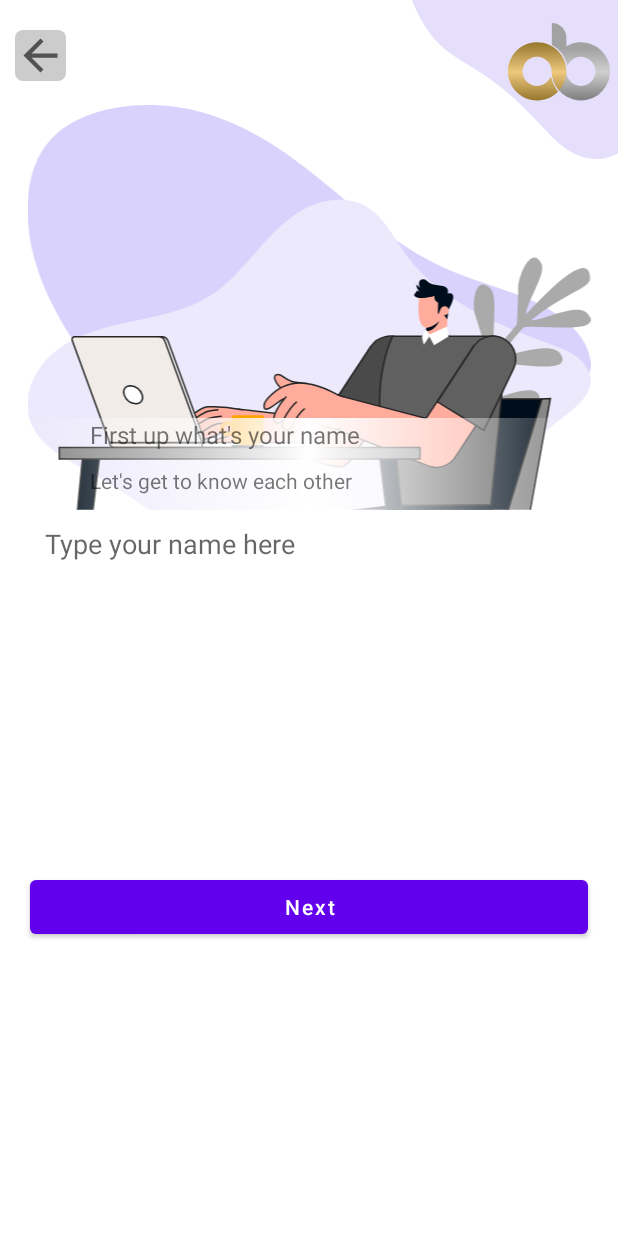
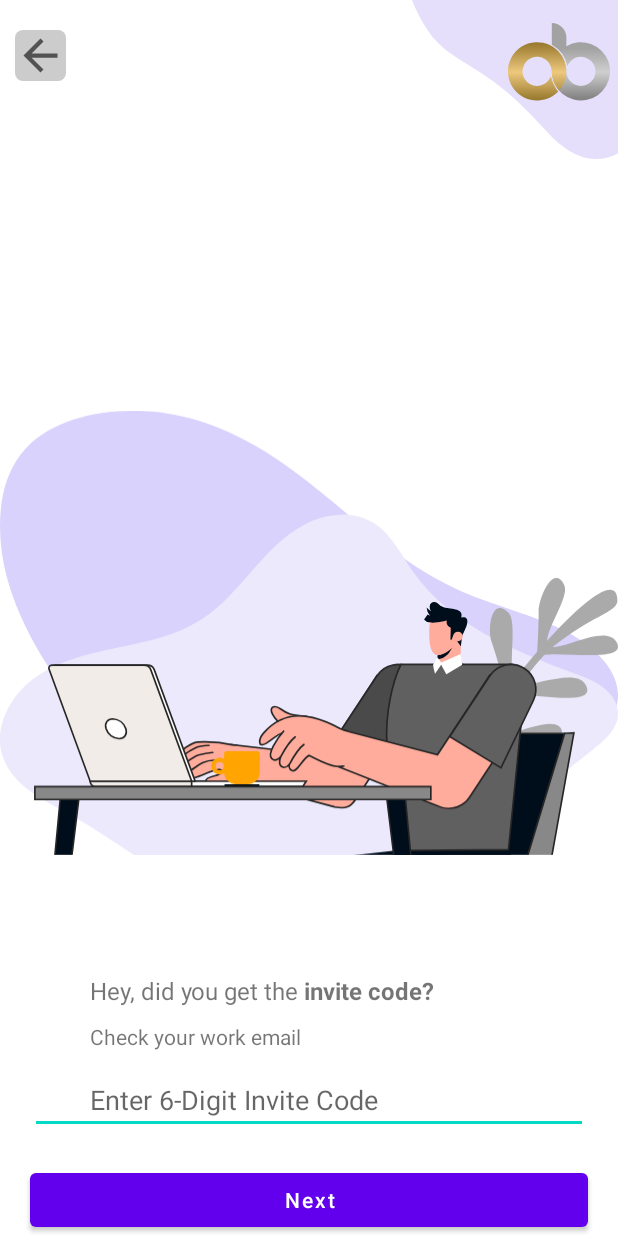
Before and after one commit to surajsahani/OneBanc, an Android app: the OnboardingName screen opened directly, with no data from a screen before it, on a phone screen of 412 x 824 dp. Run offline under Robolectric (Android 15) with nearby library versions, the phone set to English and light mode, and no system bars.

Commit message:
layout fix

```diff
--- a/app/src/main/AndroidManifest.xml
+++ b/app/src/main/AndroidManifest.xml
@@ -26,8 +26,7 @@
             android:windowSoftInputMode="adjustResize" />
         <activity
             android:name=".OnboardingScanCode"
-            android:exported="true"
-            android:windowSoftInputMode="adjustResize"/>
+            android:exported="true" />
         <activity
             android:name=".OnboardingName"
             android:exported="false"
--- a/app/src/main/java/com/martial/salaryup/OnboardingCongratulation.kt
+++ b/app/src/main/java/com/martial/salaryup/OnboardingCongratulation.kt
@@ -12,7 +12,7 @@ import android.widget.ImageView
 
 class OnboardingCongratulation : AppCompatActivity() {
 
-    private lateinit var closeIconCongratulation : ImageView
+    private lateinit var closeIconCongratulation: ImageView
 
     override fun onCreate(savedInstanceState: Bundle?) {
         super.onCreate(savedInstanceState)
--- a/app/src/main/java/com/martial/salaryup/OnboardingName.kt
+++ b/app/src/main/java/com/martial/salaryup/OnboardingName.kt
@@ -1,9 +1,11 @@
 package com.martial.salaryup
 
+import android.content.ContentValues
 import android.content.Context
 import android.content.Intent
 import androidx.appcompat.app.AppCompatActivity
 import android.os.Bundle
+import android.util.Log
 import android.view.inputmethod.InputMethodManager
 import android.widget.Button
 import android.widget.EditText
@@ -38,7 +40,7 @@ class OnboardingName : AppCompatActivity() {
             startActivity(intent)
         }
         closeIconName.setOnClickListener {
-            val intent = Intent(this@OnboardingName, OnboardingOldUser::class.java)
+            val intent = Intent(this@OnboardingName, OnboardingInviteCode::class.java)
             intent.addFlags(Intent.FLAG_ACTIVITY_CLEAR_TOP or Intent.FLAG_ACTIVITY_NEW_TASK)
             startActivity(intent)
             finish()
@@ -52,8 +54,34 @@ class OnboardingName : AppCompatActivity() {
             getSystemService(Context.INPUT_METHOD_SERVICE) as InputMethodManager
         imm.showSoftInput(etName, InputMethodManager.SHOW_IMPLICIT)
     }
+
     override fun onBackPressed() {
         super.onBackPressed()
         finish()
     }
+
+    override fun onStart() {
+        super.onStart()
+        Log.d(ContentValues.TAG, "Main_OnStart_Name")
+    }
+
+    override fun onResume() {
+        super.onResume()
+        Log.d(ContentValues.TAG, "Main_OnResume_Name")
+    }
+
+    override fun onPause() {
+        super.onPause()
+        Log.d(ContentValues.TAG, "Main_OnPause_Name")
+    }
+
+    override fun onStop() {
+        super.onStop()
+        Log.d(ContentValues.TAG, "Main_OnStop_Name")
+    }
+
+    override fun onDestroy() {
+        super.onDestroy()
+        Log.d(ContentValues.TAG, "Main_OnDestroy_Name")
+    }
 }
--- a/app/src/main/java/com/martial/salaryup/OnboardingOldUser.kt
+++ b/app/src/main/java/com/martial/salaryup/OnboardingOldUser.kt
@@ -13,7 +13,7 @@ import android.widget.Button
 
 class OnboardingOldUser : AppCompatActivity() {
 
-    private lateinit var getStartedAgain : Button
+    private lateinit var getStartedAgain: Button
 
     override fun onCreate(savedInstanceState: Bundle?) {
         super.onCreate(savedInstanceState)
@@ -21,9 +21,11 @@ class OnboardingOldUser : AppCompatActivity() {
         initialize()
         onClick()
     }
+
     fun initialize() {
         getStartedAgain = findViewById(R.id.getStartedAgain);
     }
+
     fun onClick() {
         getStartedAgain.setOnClickListener {
             //overridePendingTransition(R.anim.slide_in_up, R.anim.slide_out_up)
--- a/app/src/main/java/com/martial/salaryup/OnboardingPhone.kt
+++ b/app/src/main/java/com/martial/salaryup/OnboardingPhone.kt
@@ -17,8 +17,8 @@ import android.widget.ImageView
 class OnboardingPhone : AppCompatActivity() {
 
     private lateinit var bt_PhoneNext: Button
-    private lateinit var closeIconPhone : ImageView
-    private lateinit var etPhone : EditText
+    private lateinit var closeIconPhone: ImageView
+    private lateinit var etPhone: EditText
     override fun onCreate(savedInstanceState: Bundle?) {
         super.onCreate(savedInstanceState)
         setContentView(R.layout.activity_onboarding_phone)
@@ -45,12 +45,14 @@ class OnboardingPhone : AppCompatActivity() {
         }
         inputMode()
     }
+
     fun inputMode() {
         etPhone.requestFocus()
         val imm: InputMethodManager =
             getSystemService(Context.INPUT_METHOD_SERVICE) as InputMethodManager
         imm.showSoftInput(etPhone, InputMethodManager.SHOW_IMPLICIT)
     }
+
     override fun onBackPressed() {
         super.onBackPressed()
         finish()
--- a/app/src/main/res/layout/activity_onboarding_name.xml
+++ b/app/src/main/res/layout/activity_onboarding_name.xml
@@ -7,99 +7,105 @@
     tools:context=".OnboardingName">
 
     <ImageView
-        android:id="@+id/upperCurve"
+        android:id="@+id/closeIconName"
+        android:src="@drawable/ic_back"
+        android:background="@drawable/round_back"
         android:layout_width="wrap_content"
         android:layout_height="wrap_content"
+        android:layout_marginStart="10dp"
+        android:layout_marginTop="20dp"
+        app:layout_constraintStart_toStartOf="parent"
+        app:layout_constraintTop_toTopOf="parent" />
+
+    <ImageView
+        android:id="@+id/upperCurve"
         android:src="@drawable/ic_bg_upper_curve"
+        android:layout_width="wrap_content"
+        android:layout_height="wrap_content"
+        app:layout_constraintTop_toTopOf="parent"
+        app:layout_constraintEnd_toEndOf="parent" />
+
+
+    <ImageView
+        android:id="@+id/oneBanc"
+        android:src="@drawable/ic_onebanc_logo"
+        android:layout_marginEnd="5dp"
+        android:paddingTop="15sp"
+        android:layout_width="wrap_content"
+        android:layout_height="wrap_content"
         app:layout_constraintEnd_toEndOf="parent"
         app:layout_constraintTop_toTopOf="parent" />
 
 
     <ImageView
-        android:id="@+id/oneBanc"
-        android:layout_width="wrap_content"
-        android:layout_height="wrap_content"
-        android:layout_marginEnd="5dp"
-        android:paddingTop="15sp"
-        android:src="@drawable/ic_onebanc_logo"
+        android:id="@+id/graphicName"
+        android:src="@drawable/ic_email_graphic"
+        android:layout_height="0dp"
+        android:paddingTop="20sp"
+        android:layout_width="match_parent"
+        app:layout_constraintStart_toStartOf="parent"
         app:layout_constraintEnd_toEndOf="parent"
-        app:layout_constraintTop_toTopOf="parent" />
-
-    <ImageView
-        android:id="@+id/closeIconName"
-        android:layout_width="wrap_content"
-        android:layout_height="wrap_content"
-        android:layout_marginStart="10dp"
-        android:layout_marginTop="20dp"
-        android:background="@drawable/round_back"
-        android:src="@drawable/ic_back"
-        app:layout_constraintStart_toStartOf="parent"
-        app:layout_constraintTop_toTopOf="parent" />
-
-    <ImageView
-        android:id="@+id/graphicName"
-        android:layout_width="match_parent"
-        android:layout_height="wrap_content"
-        android:layout_marginTop="70dp"
-        android:src="@drawable/ic_email_graphic"
-        app:layout_constraintEnd_toEndOf="parent"
-        app:layout_constraintStart_toStartOf="parent"
+        app:layout_constraintBottom_toBottomOf="parent"
         app:layout_constraintTop_toTopOf="parent" />
 
     <TextView
         android:id="@+id/tvName"
+        android:text="@string/hey_did_you_get_the_invite_code"
+        android:background="@drawable/fadding_view"
+        android:textSize="16dp"
+        android:paddingStart="40dp"
+        android:layout_marginStart="20sp"
+        android:layout_marginEnd="20sp"
+        android:padding="10dp"
         android:layout_width="match_parent"
         android:layout_height="wrap_content"
-        android:layout_marginStart="20sp"
-        android:layout_marginEnd="20sp"
-        android:background="@drawable/fadding_view"
-        android:gravity="left"
-        android:paddingStart="40dp"
-        android:paddingBottom="10dp"
-        android:text="First up what's your name"
-        android:textSize="16dp"
-        app:layout_constraintBottom_toTopOf="@id/tvSubName"
+        app:layout_constraintVertical_chainStyle="packed"
+        app:layout_constraintStart_toStartOf="parent"
         app:layout_constraintEnd_toEndOf="parent"
-        app:layout_constraintStart_toStartOf="parent" />
+        app:layout_constraintBottom_toTopOf="@id/tvSubName" />
 
     <TextView
         android:id="@+id/tvSubName"
+        android:text="@string/check_your_work_email"
+        android:background="@drawable/fadding_view"
+        android:textSize="14dp"
+        android:paddingStart="40sp"
+        android:layout_marginStart="20dp"
+        android:layout_marginEnd="20sp"
+        android:paddingBottom="10dp"
         android:layout_width="match_parent"
         android:layout_height="wrap_content"
-        android:layout_marginStart="20sp"
-        android:layout_marginEnd="20sp"
-        android:background="@drawable/fadding_view"
-        android:paddingStart="40dp"
-        android:paddingBottom="10dp"
-        android:text="Let's get to know each other"
-        android:textSize="14dp"
-        app:layout_constraintBottom_toTopOf="@id/etName"
+        app:layout_constraintVertical_chainStyle="packed"
+        app:layout_constraintStart_toStartOf="parent"
         app:layout_constraintEnd_toEndOf="parent"
-        app:layout_constraintStart_toStartOf="parent" />
+        app:layout_constraintBottom_toTopOf="@id/etName"/>
 
     <EditText
         android:id="@+id/etName"
+        android:hint="@string/enter_6_digit_invite_code"
+        android:textSize="18dp"
+        android:paddingStart="40sp"
+        android:paddingEnd="40dp"
+        android:maxLines="1"
+        android:inputType="number"
+        android:layout_marginStart="20sp"
+        android:layout_marginEnd="20sp"
+        android:layout_marginBottom="20sp"
         android:layout_width="match_parent"
         android:layout_height="wrap_content"
-        android:layout_marginStart="20sp"
-        android:layout_marginEnd="20sp"
-        android:background="@drawable/rounded_corner"
-        android:hint="Type your name here"
-        android:padding="10dp"
+        app:layout_constraintStart_toStartOf="parent"
         app:layout_constraintEnd_toEndOf="parent"
-        app:layout_constraintStart_toStartOf="parent"
-        app:layout_constraintTop_toBottomOf="@id/graphicName" />
+        app:layout_constraintBottom_toTopOf="@id/btNameNext" />
 
     <Button
         android:id="@+id/btNameNext"
+        android:text="@string/next"
+        android:textAllCaps="false"
+        android:layout_marginStart="20sp"
+        android:layout_marginEnd="20sp"
         android:layout_width="match_parent"
         android:layout_height="wrap_content"
-        android:layout_marginStart="20sp"
-        android:layout_marginEnd="20sp"
-        android:text="Next"
-        android:textAllCaps="false"
-        app:layout_constraintBottom_toBottomOf="parent"
+        app:layout_constraintStart_toStartOf="parent"
         app:layout_constraintEnd_toEndOf="parent"
-        app:layout_constraintStart_toStartOf="parent"
-        app:layout_constraintTop_toBottomOf="@id/etName" />
+        app:layout_constraintBottom_toBottomOf="parent"/>
 </androidx.constraintlayout.widget.ConstraintLayout>
--- a/app/src/main/res/values/strings.xml
+++ b/app/src/main/res/values/strings.xml
@@ -15,6 +15,11 @@
     <string name="what_s_your_email">What\'s <b>your email</b></string>
     <string name="hey_did_you_get_the_invite_code">Hey, did you get the <b>invite code?</b></string>
     <string name="what_s_your_mobile_number_rajesh">What\'s <b>your mobile number,</b> Rajesh?</string>
-    <string name="enter_6_digit_invite_code">Enter <b>6-Digit Invite Code</b></string>
+    <string name="enter_6_digit_invite_code_scanner">Enter <b>6-Digit Invite Code</b></string>
+    <string name="enter_6_digit_invite_code">Enter 6-Digit Invite Code</string>
+
+    <string name="check_your_work_email">Check your work email</string>
+    <string name="_999_999_9999">999 999 9999</string>
+    <string name="promise_we_won_t_make_noise">Promise we won\'t make noise</string>
 
 </resources>
```
Also changed, not shown: app/src/main/java/com/martial/salaryup/OnboardingEmail.kt (+4 -3 lines), app/src/main/java/com/martial/salaryup/OnboardingInviteCode.kt (+33 -4 lines), app/src/main/java/com/martial/salaryup/OnboardingPermission.kt (+26 -26 lines), app/src/main/java/com/martial/salaryup/OnboardingPermissionAdapter.kt (+35 -7 lines), app/src/main/java/com/martial/salaryup/OnboardingWelcome.kt (+4 -4 lines), app/src/main/res/layout/activity_onboarding_email.xml (+57 -49 lines), app/src/main/res/layout/activity_onboarding_invite_code.xml (+54 -50 lines), app/src/main/res/layout/activity_onboarding_phone.xml (+60 -52 lines).
